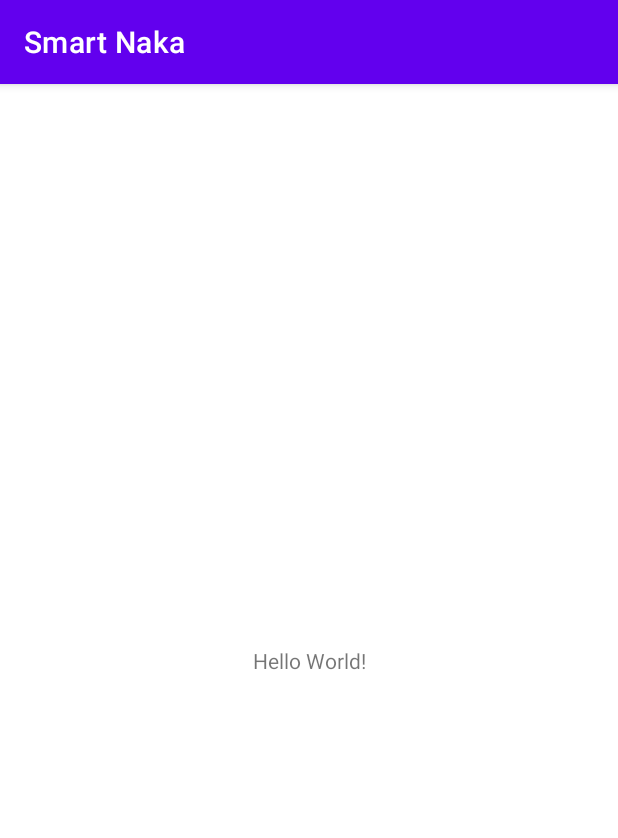
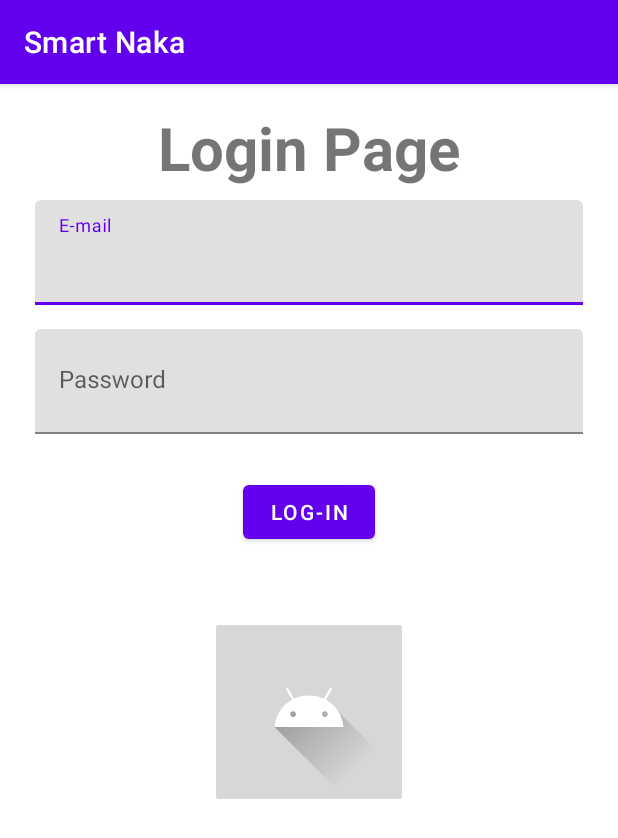
Before and after one commit to akshatkverma/Smart-Naka, an Android app: the screen it shows after launch (MainActivity), on a phone screen of 412 x 824 dp. Shown: the top 838 px of the screen. Run offline under Robolectric (Android 15) with nearby library versions, the light colour scheme and no system bars; our stand-ins replace Firebase (no records; nobody signed in at launch, a user with empty details on screens opened directly).

Commit message:
* nav_graph created with basic layout * Google Sign-in Included

```diff
--- /dev/null
+++ b/app/src/main/java/ethos/lifetime/smartnaka/SignInFragment.kt
@@ -0,0 +1,171 @@
+package ethos.lifetime.smartnaka
+
+import android.content.Intent
+import android.os.Bundle
+import android.util.Log
+import androidx.fragment.app.Fragment
+import android.view.LayoutInflater
+import android.view.View
+import android.view.ViewGroup
+import android.widget.Toast
+import androidx.navigation.fragment.findNavController
+import com.google.android.gms.auth.api.signin.GoogleSignIn
+import com.google.android.gms.auth.api.signin.GoogleSignInAccount
+import com.google.android.gms.auth.api.signin.GoogleSignInClient
+import com.google.android.gms.auth.api.signin.GoogleSignInOptions
+import com.google.android.gms.common.api.ApiException
+import com.google.android.material.dialog.MaterialAlertDialogBuilder
+import com.google.firebase.auth.FirebaseAuth
+import com.google.firebase.auth.GoogleAuthProvider
+import ethos.lifetime.smartnaka.databinding.FragmentSignInBinding
+
+class SignInFragment : Fragment() {
+
+    private var _binding: FragmentSignInBinding? = null
+    private val binding get() = _binding!!
+
+    private lateinit var googleSignInClient: GoogleSignInClient
+    private lateinit var firebaseAuth: FirebaseAuth
+
+    private companion object {
+        private const val RC_SIGN_IN = 100
+        private const val TAG = "GOOGLE_SIGN_IN_TAG"
+    }
+
+    override fun onCreateView(
+        inflater: LayoutInflater, container: ViewGroup?,
+        savedInstanceState: Bundle?
+    ): View {
+        _binding = FragmentSignInBinding.inflate(inflater, container, false)
+        return binding.root
+    }
+
+    override fun onStart() {
+        super.onStart()
+        checkUser()
+    }
+
+    override fun onViewCreated(view: View, savedInstanceState: Bundle?) {
+        super.onViewCreated(view, savedInstanceState)
+
+        val googleSignInOptions = GoogleSignInOptions.Builder(GoogleSignInOptions.DEFAULT_SIGN_IN)
+            .requestIdToken(getString(R.string.default_web_client_id))
+            .requestEmail()
+            .build()
+        googleSignInClient = GoogleSignIn.getClient(requireContext(), googleSignInOptions)
+
+        firebaseAuth = FirebaseAuth.getInstance()
+
+        binding.image.setOnClickListener {
+            Log.d(TAG, "Begin SignIn")
+            val intent = googleSignInClient.signInIntent
+            startActivityForResult(intent, RC_SIGN_IN)
+        }
+
+        binding.loginButton.setOnClickListener {
+            val email = binding.email.text.toString()
+            val password = binding.password.text.toString()
+            firebaseAuth.signInWithEmailAndPassword(email, password)
+                .addOnCompleteListener(requireActivity()) { task ->
+                    if (task.isSuccessful) {
+                        // Sign in success, update UI with the signed-in user's information
+                        Log.d(TAG, "signInWithEmail:success")
+                        val user = firebaseAuth.currentUser
+                        checkUser()
+                    } else {
+                        // If sign in fails, display a message to the user.
+                        Log.w(TAG, "signInWithEmail:failure", task.exception)
+                        giveSignUpOption()
+                        checkUser()
+                    }
+                }
+        }
+    }
+
+    private fun giveSignUpOption() {
+        MaterialAlertDialogBuilder(requireContext())
+            .setTitle("Sign Up ?")
+            .setMessage("You have not made an ID with this e-mail. Continue with making anew id")
+            .setNegativeButton("Cancel") { dialog, _ ->
+                dialog.dismiss()
+            }
+            .setPositiveButton("Sign Up") { dialog, _ ->
+                val email = binding.email.text.toString()
+                val password = binding.password.text.toString()
+                firebaseAuth.createUserWithEmailAndPassword(email, password)
+                    .addOnCompleteListener(requireActivity()) { task ->
+                        if (task.isSuccessful) {
+                            // Sign in success, update UI with the signed-in user's information
+                            Log.d(TAG, "createUserWithEmail:success")
+                            val user = firebaseAuth.currentUser
+                            checkUser()
+                        } else {
+                            // If sign in fails, display a message to the user.
+                            Log.w(TAG, "createUserWithEmail:failure", task.exception)
+                            Toast.makeText(
+                                requireContext(),
+                                "Authentication failed ${task.exception}",
+                                Toast.LENGTH_SHORT
+                            ).show()
+                            dialog.dismiss()
+                            checkUser()
+                        }
+                    }
+            }
+            .show()
+    }
+
+    private fun checkUser() {
+        val firebaseUser = firebaseAuth.currentUser
+        if (firebaseUser != null) {
+            findNavController().navigate(SignInFragmentDirections.actionSignInFragmentToHomeFragment())
+        }
+    }
+
+    override fun onActivityResult(requestCode: Int, resultCode: Int, data: Intent?) {
+        super.onActivityResult(requestCode, resultCode, data)
+        if (requestCode == RC_SIGN_IN) {
+            Log.d(TAG, "signIn intent result")
+            val accountTask = GoogleSignIn.getSignedInAccountFromIntent(data)
+            try {
+                val account = accountTask.getResult(ApiException::class.java)
+                firebaseAuthWithGoogleAccount(account)
+            } catch (e: Exception) {
+                Log.d(TAG, "onActivityResult:${e.message}")
+                Toast.makeText(requireContext(), "${e.message}", Toast.LENGTH_LONG).show()
+            }
+        }
+
+    }
+
+    private fun firebaseAuthWithGoogleAccount(account: GoogleSignInAccount?) {
+        Log.d(TAG, "firebaseAuthWithGoogleAccount: begin")
+        Toast.makeText(requireContext(), "starting in...", Toast.LENGTH_LONG).show()
+        val credential = GoogleAuthProvider.getCredential(account!!.idToken, null)
+        firebaseAuth.signInWithCredential(credential)
+            .addOnSuccessListener { authResult ->
+                Log.d(TAG, "firebaseAuthWithGoogleAccount: LoggedIn")
+
+                val firebaseUser = firebaseAuth.currentUser
+
+                val uid = firebaseAuth.uid
+                val email = firebaseUser!!.email
+
+                Log.d(TAG, "firebaseAuthWithGoogleAccount: uid: ${uid}")
+                Log.d(TAG, "firebaseAuthWithGoogleAccount: Email: ${email}")
+                if (authResult.additionalUserInfo!!.isNewUser) {
+                    Log.d(TAG, "firebaseAuthWithGoogleAccount: Account created")
+                    Toast.makeText(requireContext(), "logged in...", Toast.LENGTH_LONG).show()
+                } else {
+                    Log.d(TAG, "firebaseAuthWithGoogleAccount: Existing user")
+                    Toast.makeText(requireContext(), "logged in...", Toast.LENGTH_LONG).show()
+                }
+                checkUser()
+            }
+            .addOnFailureListener { e ->
+                Log.d(TAG, "firebaseAuthWithGoogleAccount: Login Failed")
+                Toast.makeText(requireContext(), "Login Failed...", Toast.LENGTH_LONG).show()
+            }
+    }
+
+}
--- a/app/src/main/res/layout/activity_main.xml
+++ b/app/src/main/res/layout/activity_main.xml
@@ -6,13 +6,16 @@
     android:layout_height="match_parent"
     tools:context=".MainActivity">
 
-    <TextView
-        android:layout_width="wrap_content"
-        android:layout_height="wrap_content"
-        android:text="Hello World!"
+    <androidx.fragment.app.FragmentContainerView
+        android:id="@+id/nav_host_fragment"
+        android:name="androidx.navigation.fragment.NavHostFragment"
+        android:layout_width="0dp"
+        android:layout_height="0dp"
+        app:defaultNavHost="true"
         app:layout_constraintBottom_toBottomOf="parent"
         app:layout_constraintEnd_toEndOf="parent"
         app:layout_constraintStart_toStartOf="parent"
-        app:layout_constraintTop_toTopOf="parent" />
+        app:layout_constraintTop_toTopOf="parent"
+        app:navGraph="@navigation/nav_graph" />
 
 </androidx.constraintlayout.widget.ConstraintLayout>
--- /dev/null
+++ b/app/src/main/res/layout/fragment_sign_in.xml
@@ -0,0 +1,65 @@
+<?xml version="1.0" encoding="utf-8"?>
+<ScrollView xmlns:android="http://schemas.android.com/apk/res/android"
+    xmlns:tools="http://schemas.android.com/tools"
+    android:layout_width="match_parent"
+    android:layout_height="match_parent"
+    android:padding="15dp"
+    tools:context=".SignInFragment">
+
+    <LinearLayout
+        android:layout_width="match_parent"
+        android:layout_height="wrap_content"
+        android:orientation="vertical">
+
+        <TextView
+            android:layout_width="wrap_content"
+            android:layout_height="wrap_content"
+            android:text="Login Page"
+            android:textStyle="bold"
+            android:textSize="40sp"
+            android:layout_gravity="center" />
+
+        <com.google.android.material.textfield.TextInputLayout
+            android:layout_width="match_parent"
+            android:layout_height="70dp"
+            android:hint="E-mail"
+            android:layout_margin="8dp">
+
+            <com.google.android.material.textfield.TextInputEditText
+                android:id="@+id/email"
+                android:layout_width="match_parent"
+                android:layout_height="70dp" />
+
+        </com.google.android.material.textfield.TextInputLayout>
+
+        <com.google.android.material.textfield.TextInputLayout
+            android:layout_width="match_parent"
+            android:layout_height="70dp"
+            android:hint="Password"
+            android:layout_margin="8dp">
+
+            <com.google.android.material.textfield.TextInputEditText
+                android:id="@+id/password"
+                android:layout_width="match_parent"
+                android:layout_height="70dp" />
+
+        </com.google.android.material.textfield.TextInputLayout>
+
+        <com.google.android.material.button.MaterialButton
+            android:id="@+id/loginButton"
+            android:layout_width="wrap_content"
+            android:layout_height="wrap_content"
+            android:text="Log-In"
+            android:layout_marginTop="20dp"
+            android:layout_gravity="center" />
+
+
+        <ImageButton
+            android:layout_marginTop="45dp"
+            android:id="@+id/image"
+            android:layout_width="wrap_content"
+            android:layout_height="wrap_content"
+            android:layout_gravity="center"
+            android:src="@drawable/ic_launcher_foreground" />
+    </LinearLayout>
+</ScrollView>
--- /dev/null
+++ b/app/src/main/res/navigation/nav_graph.xml
@@ -0,0 +1,22 @@
+<?xml version="1.0" encoding="utf-8"?>
+<navigation xmlns:android="http://schemas.android.com/apk/res/android"
+    xmlns:app="http://schemas.android.com/apk/res-auto"
+    xmlns:tools="http://schemas.android.com/tools"
+    android:id="@+id/nav_graph"
+    app:startDestination="@id/signInFragment">
+
+    <fragment
+        android:id="@+id/signInFragment"
+        android:name="ethos.lifetime.smartnaka.SignInFragment"
+        android:label="fragment_sign_in"
+        tools:layout="@layout/fragment_sign_in" >
+        <action
+            android:id="@+id/action_signInFragment_to_homeFragment"
+            app:destination="@id/homeFragment" />
+    </fragment>
+    <fragment
+        android:id="@+id/homeFragment"
+        android:name="ethos.lifetime.smartnaka.HomeFragment"
+        android:label="fragment_home"
+        tools:layout="@layout/fragment_home" />
+</navigation>
--- a/app/src/main/res/values/strings.xml
+++ b/app/src/main/res/values/strings.xml
@@ -1,3 +1,6 @@
 <resources>
     <string name="app_name">Smart Naka</string>
+    <!-- TODO: Remove or change this placeholder text -->
+    <string name="hello_blank_fragment">Hello blank fragment</string>
+    <string name="default_web_client_id">202770483316-tcgtonjghs5vni486etc859fund3vbqk.apps.googleusercontent.com</string>
 </resources>
```
Also changed, not shown: app/src/main/java/ethos/lifetime/smartnaka/HomeFragment.kt (added, +23 -0 lines), app/src/main/res/layout/fragment_home.xml (added, +14 -0 lines).
